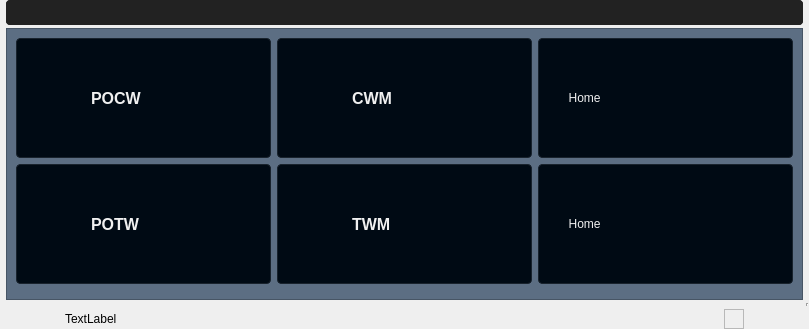
ArhamshareKrushil/ScanRisk, file Resources/UI/CASHdashboard.ui: the form before one commit.
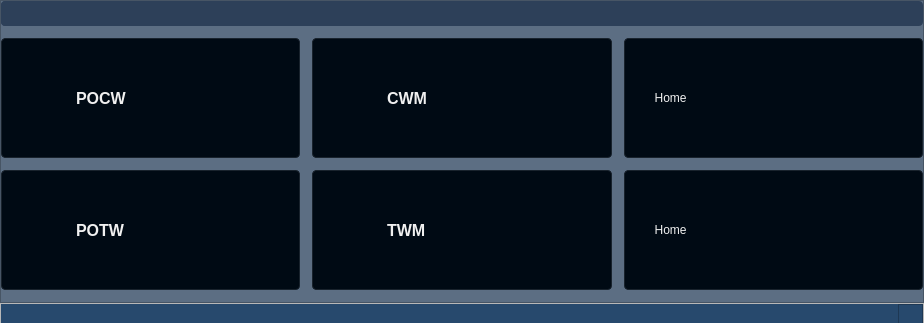
The form after the commit. Icons and pictures are not drawn.

Diff of the .ui file:
```diff
--- a/Resources/UI/CASHdashboard.ui
+++ b/Resources/UI/CASHdashboard.ui
@@ -6,8 +6,8 @@
    <rect>
     <x>0</x>
     <y>0</y>
-    <width>809</width>
-    <height>329</height>
+    <width>924</width>
+    <height>323</height>
    </rect>
   </property>
   <property name="maximumSize">
@@ -37,23 +37,112 @@
      <number>0</number>
     </property>
     <property name="spacing">
-     <number>3</number>
+     <number>0</number>
     </property>
-    <item row="3" column="0">
+    <item row="1" column="0" colspan="2">
+     <widget class="QFrame" name="StatusBar">
+      <property name="minimumSize">
+       <size>
+        <width>0</width>
+        <height>20</height>
+       </size>
+      </property>
+      <property name="maximumSize">
+       <size>
+        <width>16777215</width>
+        <height>20</height>
+       </size>
+      </property>
+      <property name="frameShape">
+       <enum>QFrame::StyledPanel</enum>
+      </property>
+      <property name="frameShadow">
+       <enum>QFrame::Raised</enum>
+      </property>
+      <layout class="QGridLayout" name="gridLayout_9">
+       <property name="leftMargin">
+        <number>0</number>
+       </property>
+       <property name="topMargin">
+        <number>0</number>
+       </property>
+       <property name="rightMargin">
+        <number>0</number>
+       </property>
+       <property name="bottomMargin">
+        <number>0</number>
+       </property>
+       <property name="spacing">
+        <number>0</number>
+       </property>
+       <item row="0" column="0">
+        <widget class="QLabel" name="label_3">
+         <property name="minimumSize">
+          <size>
+           <width>0</width>
+           <height>20</height>
+          </size>
+         </property>
+         <property name="maximumSize">
+          <size>
+           <width>16777215</width>
+           <height>20</height>
+          </size>
+         </property>
+         <property name="styleSheet">
+          <string notr="true">background-color:#27496D;
+  border-radius: 0
+px;</string>
+         </property>
+         <property name="text">
+          <string/>
+         </property>
+         <property name="wordWrap">
+          <bool>true</bool>
+         </property>
+        </widget>
+       </item>
+       <item row="0" column="1">
+        <widget class="QFrame" name="gripFolio_3">
+         <property name="minimumSize">
+          <size>
+           <width>0</width>
+           <height>20</height>
+          </size>
+         </property>
+         <property name="maximumSize">
+          <size>
+           <width>25</width>
+           <height>20</height>
+          </size>
+         </property>
+         <property name="styleSheet">
+          <string notr="true">background-color:#27496D;
+  border-radius: 0
+px;</string>
+         </property>
+         <property name="frameShape">
+          <enum>QFrame::StyledPanel</enum>
+         </property>
+         <property name="frameShadow">
+          <enum>QFrame::Raised</enum>
+         </property>
+         <property name="lineWidth">
+          <number>0</number>
+         </property>
+        </widget>
+       </item>
+      </layout>
+     </widget>
+    </item>
+    <item row="2" column="0">
      <widget class="Line" name="line">
       <property name="orientation">
        <enum>Qt::Vertical</enum>
       </property>
      </widget>
     </item>
-    <item row="2" column="3" rowspan="2">
-     <widget class="Line" name="line_17">
-      <property name="orientation">
-       <enum>Qt::Vertical</enum>
-      </property>
-     </widget>
-    </item>
-    <item row="1" column="1" colspan="2">
+    <item row="0" column="0" colspan="2">
      <widget class="QFrame" name="settingsMenu">
       <property name="enabled">
        <bool>true</bool>
@@ -299,34 +388,23 @@
       <property name="frameShadow">
        <enum>QFrame::Raised</enum>
       </property>
-      <layout class="QGridLayout" name="gridLayout_4">
-       <item row="0" column="0">
-        <widget class="QPushButton" name="pbPOCW">
-         <property name="sizePolicy">
-          <sizepolicy hsizetype="Expanding" vsizetype="Fixed">
-           <horstretch>0</horstretch>
-           <verstretch>0</verstretch>
-          </sizepolicy>
-         </property>
-         <property name="minimumSize">
-          <size>
-           <width>28</width>
-           <height>120</height>
-          </size>
-         </property>
-         <property name="font">
-          <font>
-           <pointsize>12</pointsize>
-           <weight>75</weight>
-           <bold>true</bold>
-          </font>
-         </property>
-         <property name="text">
-          <string>                POCW</string>
-         </property>
-        </widget>
-       </item>
-       <item row="0" column="1">
+      <layout class="QGridLayout" name="gridLayout_4" rowstretch="0,0,0,0,0">
+       <property name="leftMargin">
+        <number>0</number>
+       </property>
+       <property name="topMargin">
+        <number>0</number>
+       </property>
+       <property name="rightMargin">
+        <number>0</number>
+       </property>
+       <property name="bottomMargin">
+        <number>0</number>
+       </property>
+       <property name="spacing">
+        <number>12</number>
+       </property>
+       <item row="2" column="1">
         <widget class="QPushButton" name="pbCWM">
          <property name="sizePolicy">
           <sizepolicy hsizetype="Expanding" vsizetype="Fixed">
@@ -352,33 +430,14 @@
          </property>
         </widget>
        </item>
-       <item row="1" column="2">
-        <widget class="QPushButton" name="pbTWSWM">
-         <property name="sizePolicy">
-          <sizepolicy hsizetype="Expanding" vsizetype="Fixed">
-           <horstretch>0</horstretch>
-           <verstretch>0</verstretch>
-          </sizepolicy>
-         </property>
-         <property name="minimumSize">
-          <size>
-           <width>28</width>
-           <height>120</height>
-          </size>
-         </property>
-         <property name="text">
-          <string>        Home</string>
-         </property>
-        </widget>
-       </item>
-       <item row="2" column="0">
+       <item row="4" column="0">
         <widget class="Line" name="line_25">
          <property name="orientation">
           <enum>Qt::Vertical</enum>
          </property>
         </widget>
        </item>
-       <item row="1" column="0">
+       <item row="3" column="0">
         <widget class="QPushButton" name="pbPOTW">
          <property name="sizePolicy">
           <sizepolicy hsizetype="Expanding" vsizetype="Fixed">
@@ -404,7 +463,7 @@
          </property>
         </widget>
        </item>
-       <item row="0" column="2">
+       <item row="2" column="2">
         <widget class="QPushButton" name="pbCWSWM">
          <property name="sizePolicy">
           <sizepolicy hsizetype="Expanding" vsizetype="Fixed">
@@ -423,7 +482,33 @@
          </property>
         </widget>
        </item>
-       <item row="1" column="1">
+       <item row="2" column="0">
+        <widget class="QPushButton" name="pbPOCW">
+         <property name="sizePolicy">
+          <sizepolicy hsizetype="Expanding" vsizetype="Fixed">
+           <horstretch>0</horstretch>
+           <verstretch>0</verstretch>
+          </sizepolicy>
+         </property>
+         <property name="minimumSize">
+          <size>
+           <width>28</width>
+           <height>120</height>
+          </size>
+         </property>
+         <property name="font">
+          <font>
+           <pointsize>12</pointsize>
+           <weight>75</weight>
+           <bold>true</bold>
+          </font>
+         </property>
+         <property name="text">
+          <string>                POCW</string>
+         </property>
+        </widget>
+       </item>
+       <item row="3" column="1">
         <widget class="QPushButton" name="pbTWM">
          <property name="sizePolicy">
           <sizepolicy hsizetype="Expanding" vsizetype="Fixed">
@@ -449,17 +534,39 @@
          </property>
         </widget>
        </item>
-      </layout>
-     </widget>
-    </item>
-    <item row="0" column="1" colspan="2" alignment="Qt::AlignTop">
+       <item row="3" column="2">
+        <widget class="QPushButton" name="pbTWSWM">
+         <property name="sizePolicy">
+          <sizepolicy hsizetype="Expanding" vsizetype="Fixed">
+           <horstretch>0</horstretch>
+           <verstretch>0</verstretch>
+          </sizepolicy>
+         </property>
+         <property name="minimumSize">
+          <size>
+           <width>28</width>
+           <height>120</height>
+          </size>
+         </property>
+         <property name="text">
+          <string>        Home</string>
+         </property>
+        </widget>
+       </item>
+       <item row="1" column="0" colspan="3">
      <widget class="QFrame" name="headerFrame">
       <property name="sizePolicy">
-       <sizepolicy hsizetype="Preferred" vsizetype="Maximum">
+          <sizepolicy hsizetype="Expanding" vsizetype="Maximum">
         <horstretch>0</horstretch>
         <verstretch>0</verstretch>
        </sizepolicy>
       </property>
+         <property name="minimumSize">
+          <size>
+           <width>0</width>
+           <height>0</height>
+          </size>
+         </property>
       <property name="styleSheet">
        <string notr="true">/* QFrame -----------------------------------------------------------------
 
@@ -471,8 +578,7 @@
 --------------------------------------------------------------------------- */
 /* (dot) .QFrame  fix #141, #126, #123 */
 .QFrame {
-  background-color: #222222
-;
+  background-color: #2D4059;
 
   border-radius: 4px;
   border: 0px solid transparent;
@@ -503,12 +609,12 @@
 </string>
       </property>
       <property name="frameShape">
-       <enum>QFrame::StyledPanel</enum>
+          <enum>QFrame::Box</enum>
       </property>
       <property name="frameShadow">
-       <enum>QFrame::Raised</enum>
-      </property>
-      <layout class="QGridLayout" name="gridLayout_2">
+          <enum>QFrame::Sunken</enum>
+         </property>
+         <layout class="QGridLayout" name="gridLayout_8">
        <property name="leftMargin">
         <number>0</number>
        </property>
@@ -524,35 +630,38 @@
        <property name="spacing">
         <number>0</number>
        </property>
-       <item row="0" column="2" alignment="Qt::AlignRight">
-        <widget class="QFrame" name="btnFrame">
+          <item row="0" column="2" alignment="Qt::AlignRight|Qt::AlignTop">
+           <widget class="QFrame" name="btnframe_4">
          <property name="sizePolicy">
-          <sizepolicy hsizetype="Minimum" vsizetype="Preferred">
+             <sizepolicy hsizetype="Expanding" vsizetype="Expanding">
            <horstretch>0</horstretch>
            <verstretch>0</verstretch>
           </sizepolicy>
          </property>
          <property name="minimumSize">
           <size>
-           <width>98</width>
-           <height>0</height>
+              <width>0</width>
+              <height>25</height>
           </size>
          </property>
          <property name="maximumSize">
           <size>
-           <width>98</width>
+              <width>16777215</width>
            <height>25</height>
           </size>
          </property>
+            <property name="styleSheet">
+             <string notr="true">background-color: transparent;</string>
+            </property>
          <property name="frameShape">
           <enum>QFrame::StyledPanel</enum>
          </property>
          <property name="frameShadow">
           <enum>QFrame::Raised</enum>
          </property>
-         <layout class="QHBoxLayout" name="horizontalLayout_2" stretch="1,1">
+            <layout class="QHBoxLayout" name="horizontalLayout_4">
           <property name="spacing">
-           <number>2</number>
+              <number>0</number>
           </property>
           <property name="leftMargin">
            <number>0</number>
@@ -570,13 +679,15 @@
            <widget class="QPushButton" name="bt_min">
             <property name="minimumSize">
              <size>
-              <width>35</width>
+                 <width>28</width>
               <height>25</height>
              </size>
             </property>
             <property name="styleSheet">
              <string notr="true">QPushButton {
   background-color: transparent;
+border-radius: 10px;
+
   border: 1px solid transparent;
 
 }
@@ -589,8 +700,14 @@
              <string/>
             </property>
             <property name="icon">
-             <iconset resource="C:/Users/HP/Desktop/Autotrader-Reborn2.1/Resourses/icons/icons.qrc">
-              <normaloff>:/icon1/minus.svg</normaloff>:/icon1/minus.svg</iconset>
+                <iconset resource="../icons/icons.qrc">
+                 <normaloff>:/newPrefix/icons/minus-circle.svg</normaloff>:/newPrefix/icons/minus-circle.svg</iconset>
+               </property>
+               <property name="iconSize">
+                <size>
+                 <width>20</width>
+                 <height>20</height>
+                </size>
             </property>
            </widget>
           </item>
@@ -598,13 +715,15 @@
            <widget class="QPushButton" name="bt_close">
             <property name="minimumSize">
              <size>
-              <width>0</width>
+                 <width>28</width>
               <height>25</height>
              </size>
             </property>
             <property name="styleSheet">
              <string notr="true">QPushButton {
   background-color: transparent;
+border-radius: 10px;
+
   border: 1px solid transparent;
 
 }
@@ -617,61 +736,40 @@
              <string/>
             </property>
             <property name="icon">
-             <iconset resource="C:/Users/HP/Desktop/Autotrader-Reborn2.1/Resourses/icons/icons.qrc">
-              <normaloff>:/icon1/x.svg</normaloff>:/icon1/x.svg</iconset>
-            </property>
-           </widget>
-          </item>
-         </layout>
-        </widget>
-       </item>
-       <item row="0" column="0">
-        <widget class="QFrame" name="frame_3">
-         <property name="sizePolicy">
-          <sizepolicy hsizetype="Fixed" vsizetype="Fixed">
-           <horstretch>0</horstretch>
-           <verstretch>0</verstretch>
-          </sizepolicy>
-         </property>
-         <property name="minimumSize">
+                <iconset resource="../icons/icons.qrc">
+                 <normaloff>:/newPrefix/icons/x-circle.svg</normaloff>:/newPrefix/icons/x-circle.svg</iconset>
+               </property>
+               <property name="iconSize">
           <size>
-           <width>170</width>
-           <height>25</height>
-          </size>
-         </property>
-         <property name="frameShape">
-          <enum>QFrame::StyledPanel</enum>
-         </property>
-         <property name="frameShadow">
-          <enum>QFrame::Raised</enum>
-         </property>
-         <layout class="QHBoxLayout" name="horizontalLayout">
-          <property name="spacing">
-           <number>0</number>
-          </property>
-          <property name="leftMargin">
-           <number>0</number>
-          </property>
-          <property name="topMargin">
-           <number>0</number>
-          </property>
-          <property name="rightMargin">
-           <number>0</number>
-          </property>
-          <property name="bottomMargin">
-           <number>0</number>
-          </property>
+                 <width>20</width>
+                 <height>20</height>
+                </size>
+               </property>
+              </widget>
+             </item>
          </layout>
         </widget>
        </item>
        <item row="0" column="1">
-        <widget class="QFrame" name="frame_4">
+           <widget class="QFrame" name="frame_5">
          <property name="sizePolicy">
           <sizepolicy hsizetype="Expanding" vsizetype="Preferred">
            <horstretch>0</horstretch>
            <verstretch>0</verstretch>
           </sizepolicy>
          </property>
+            <property name="minimumSize">
+             <size>
+              <width>0</width>
+              <height>25</height>
+             </size>
+            </property>
+            <property name="maximumSize">
+             <size>
+              <width>16777215</width>
+              <height>25</height>
+             </size>
+            </property>
          <property name="frameShape">
           <enum>QFrame::StyledPanel</enum>
          </property>
@@ -683,8 +781,22 @@
       </layout>
      </widget>
     </item>
-    <item row="4" column="1" colspan="2">
+      </layout>
+     </widget>
+    </item>
+   </layout>
      <widget class="QWidget" name="statusBar" native="true">
+    <property name="geometry">
+     <rect>
+      <x>0</x>
+      <y>386</y>
+      <width>16</width>
+      <height>16</height>
+     </rect>
+    </property>
+    <property name="styleSheet">
+     <string notr="true"/>
+    </property>
       <layout class="QGridLayout" name="gridLayout_3">
        <property name="leftMargin">
         <number>0</number>
@@ -701,45 +813,8 @@
        <property name="spacing">
         <number>0</number>
        </property>
-       <item row="1" column="0">
-        <widget class="QLabel" name="lbStatus">
-         <property name="maximumSize">
-          <size>
-           <width>600</width>
-           <height>16777215</height>
-          </size>
-         </property>
-         <property name="text">
-          <string>TextLabel</string>
-         </property>
-        </widget>
-       </item>
-       <item row="1" column="1">
-        <widget class="QFrame" name="frame_5">
-         <property name="minimumSize">
-          <size>
-           <width>20</width>
-           <height>20</height>
-          </size>
-         </property>
-         <property name="maximumSize">
-          <size>
-           <width>20</width>
-           <height>20</height>
-          </size>
-         </property>
-         <property name="frameShape">
-          <enum>QFrame::StyledPanel</enum>
-         </property>
-         <property name="frameShadow">
-          <enum>QFrame::Raised</enum>
-         </property>
-        </widget>
-       </item>
-      </layout>
-     </widget>
-    </item>
-   </layout>
+    </layout>
+   </widget>
   </widget>
  </widget>
  <tabstops>
```
Left out of the diff: 14 changed lines with no effect on the pictures. Lines whose indentation alone changed are shown as unchanged.
